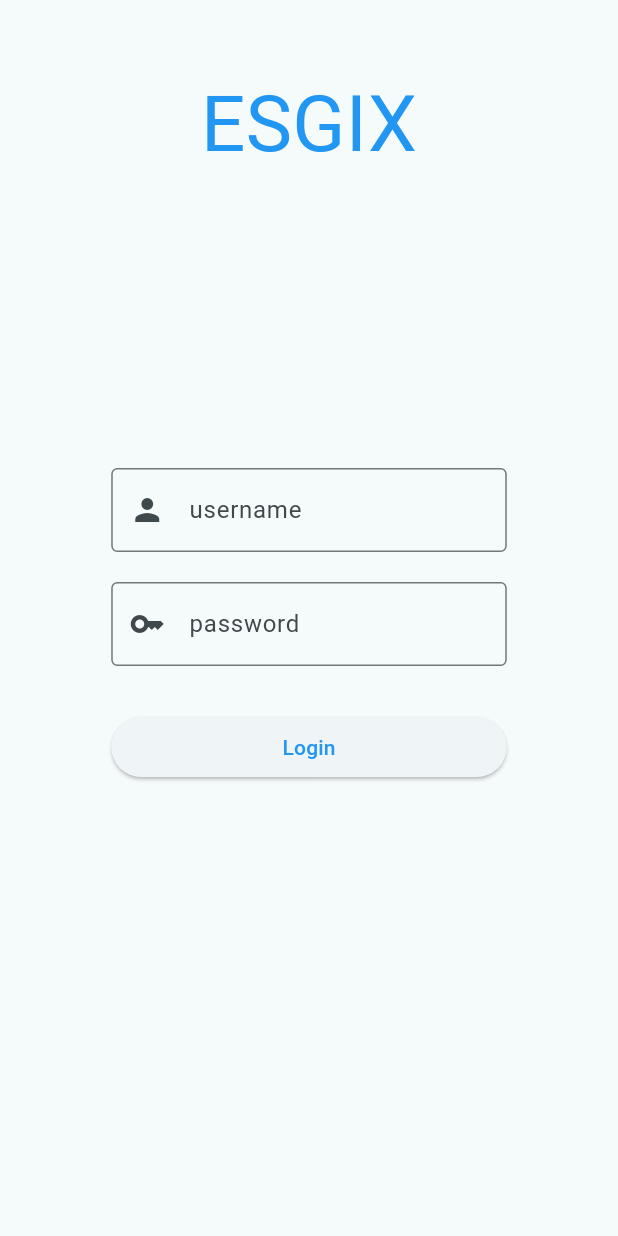
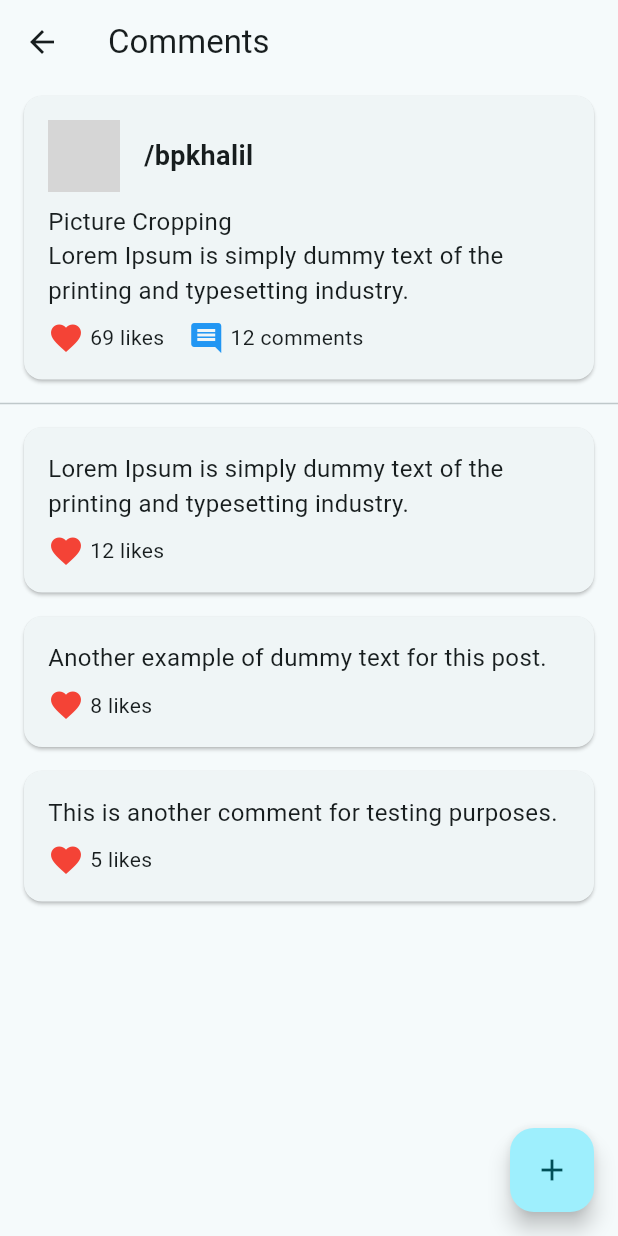
Before and after one commit to ESGI-5AL1/flutter-esgix, a Flutter app: the screen it shows after launch, on a phone screen of 412 x 824 dp. Run offline on Flutter 3.47's test engine with Material 3 defaults, Android fonts, the phone set to English and light mode, and no system bars; our stand-ins replace bloc, dio, equatable, flutter_bloc, flutter_dotenv; network calls fail; grey boxes are pictures that could not be loaded.

Commit message:
feat: comment details  with mocked repository

```diff
--- /dev/null
+++ b/lib/comment_screen/bloc/comment_bloc.dart
@@ -0,0 +1,29 @@
+import 'package:flutter_bloc/flutter_bloc.dart';
+import 'comment_event.dart';
+import 'comment_state.dart';
+import '../comment_repository.dart';
+
+class CommentBloc extends Bloc<CommentEvent, CommentState> {
+  final CommentRepository commentRepository;
+
+  CommentBloc(this.commentRepository) : super(CommentInitial()) {
+    on<LoadComments>((event, emit) async {
+      emit(CommentLoading());
+      try {
+        final comments = await commentRepository.fetchComments(event.postId);
+        emit(CommentLoaded(comments));
+      } catch (e) {
+        emit(CommentError("Failed to load comments"));
+      }
+    });
+
+    on<AddComment>((event, emit) async {
+      try {
+        await commentRepository.addComment(event.postId, event.content);
+        add(LoadComments(event.postId)); // Reload comments after adding
+      } catch (e) {
+        emit(CommentError("Failed to add comment"));
+      }
+    });
+  }
+}
--- /dev/null
+++ b/lib/comment_screen/bloc/comment_event.dart
@@ -0,0 +1,25 @@
+import 'package:equatable/equatable.dart';
+
+abstract class CommentEvent extends Equatable {
+  @override
+  List<Object> get props => [];
+}
+
+class LoadComments extends CommentEvent {
+  final String postId;
+
+  LoadComments(this.postId);
+
+  @override
+  List<Object> get props => [postId];
+}
+
+class AddComment extends CommentEvent {
+  final String postId;
+  final String content;
+
+  AddComment(this.postId, this.content);
+
+  @override
+  List<Object> get props => [postId, content];
+}
--- /dev/null
+++ b/lib/comment_screen/bloc/comment_state.dart
@@ -0,0 +1,31 @@
+import 'package:equatable/equatable.dart';
+
+
+import '../../shared/models/post.dart';
+
+abstract class CommentState extends Equatable {
+  @override
+  List<Object> get props => [];
+}
+
+class CommentInitial extends CommentState {}
+
+class CommentLoading extends CommentState {}
+
+class CommentLoaded extends CommentState {
+  final List<Post> comments;
+
+  CommentLoaded(this.comments);
+
+  @override
+  List<Object> get props => [comments];
+}
+
+class CommentError extends CommentState {
+  final String message;
+
+  CommentError(this.message);
+
+  @override
+  List<Object> get props => [message];
+}
--- /dev/null
+++ b/lib/comment_screen/comment_repository.dart
@@ -0,0 +1,45 @@
+import 'dart:convert';
+import 'package:http/http.dart' as http;
+import '../shared/models/post.dart';
+
+class CommentRepository {
+  final String baseUrl;
+  final String apiKey;
+
+  CommentRepository({required this.baseUrl, required this.apiKey}); // Utilisation de paramètres nommés
+
+  Future<List<Post>> fetchComments(String postId) async {
+    final response = await http.get(
+      Uri.parse('$baseUrl/posts?parent=$postId'),
+      headers: {
+        'x-api-key': apiKey,
+      },
+    );
+
+    if (response.statusCode == 200) {
+      final List data = json.decode(response.body);
+      return data.map((json) => Post.fromJson(json)).toList();
+    } else {
+      throw Exception('Failed to load comments');
+    }
+  }
+
+  Future<void> addComment(String postId, String content) async {
+    final response = await http.post(
+      Uri.parse('$baseUrl/posts'),
+      headers: {
+        'Content-Type': 'application/json',
+        'x-api-key': apiKey,
+      },
+      body: json.encode({
+        'parent': postId,
+        'content': content,
+      }),
+    );
+
+    if (response.statusCode != 201) {
+      throw Exception('Failed to add comment');
+    }
+  }
+
+}
--- /dev/null
+++ b/lib/comment_screen/comment_screen.dart
@@ -0,0 +1,67 @@
+import 'package:flutter/material.dart';
+import 'package:flutter_bloc/flutter_bloc.dart';
+import '../shared/models/post.dart';
+import '../shared/widgets/comment_card.dart';
+import '../shared/widgets/post_card.dart';
+import 'bloc/comment_bloc.dart';
+import 'bloc/comment_event.dart';
+import 'bloc/comment_state.dart';
+import 'comment_repository.dart';
+
+class CommentScreen extends StatelessWidget {
+  final Post post;
+  final CommentRepository commentRepository;
+
+  const CommentScreen({super.key, required this.post, required this.commentRepository});
+
+  @override
+  Widget build(BuildContext context) {
+    return BlocProvider(
+      create: (context) =>
+      CommentBloc(commentRepository)..add(LoadComments(post.id)),
+      child: Scaffold(
+        appBar: AppBar(
+          leading: IconButton(
+            icon: const Icon(Icons.arrow_back),
+            onPressed: () {
+              // Naviguer vers le feed (ajoutez une fois prêt)
+              Navigator.pop(context);
+            },
+          ),
+          title: const Text('Comments'),
+        ),
+        body: Column(
+          children: [
+            PostCard(post: post), // Affiche le post parent
+            Divider(),
+            Expanded(
+              child: BlocBuilder<CommentBloc, CommentState>(
+                builder: (context, state) {
+                  if (state is CommentLoading) {
+                    return const Center(child: CircularProgressIndicator());
+                  } else if (state is CommentLoaded) {
+                    return ListView.builder(
+                      itemCount: state.comments.length,
+                      itemBuilder: (context, index) {
+                        return CommentCard(comment: state.comments[index]);
+                      },
+                    );
+                  } else if (state is CommentError) {
+                    return Center(child: Text(state.message));
+                  }
+                  return const Center(child: Text('No comments yet.'));
+                },
+              ),
+            ),
+          ],
+        ),
+        floatingActionButton: FloatingActionButton(
+          onPressed: () {
+            // Ajoutez une action pour créer un nouveau commentaire
+          },
+          child: const Icon(Icons.add),
+        ),
+      ),
+    );
+  }
+}
--- /dev/null
+++ b/lib/comment_screen/mockcomment-repository.dart
@@ -0,0 +1,37 @@
+import '../shared/models/post.dart';
+import 'comment_repository.dart';
+
+class MockCommentRepository extends CommentRepository {
+  MockCommentRepository() : super(baseUrl: '', apiKey: '');
+
+  @override
+  Future<List<Post>> fetchComments(String postId) async {
+    // Simulez des données factices basées sur le postId
+    final fakeComments = [
+      const Post(
+        id: '2',
+        content: 'Lorem Ipsum is simply dummy text of the printing and typesetting industry.',
+        imageUrl: '',
+        parent: '1',
+        likes: 12,
+      ),
+      const Post(
+        id: '3',
+        content: 'Another example of dummy text for this post.',
+        imageUrl: '',
+        parent: '1',
+        likes: 8,
+      ),
+      const Post(
+        id: '4',
+        content: 'This is another comment for testing purposes.',
+        imageUrl: '',
+        parent: '1',
+        likes: 5,
+      ),
+    ];
+
+    // Retournez uniquement les commentaires correspondant à l'ID du post parent
+    return fakeComments.where((comment) => comment.parent == postId).toList();
+  }
+}
--- a/lib/main.dart
+++ b/lib/main.dart
@@ -1,21 +1,39 @@
+import 'package:esgix/comment_screen/comment_screen.dart';
 import 'package:esgix/login_screen/login_bloc/login_bloc.dart';
 import 'package:esgix/login_screen/login_screen.dart';
+import 'package:esgix/shared/models/post.dart';
 import 'package:flutter/material.dart';
 import 'package:flutter_bloc/flutter_bloc.dart';
 import 'package:flutter_dotenv/flutter_dotenv.dart';
+import 'package:http/http.dart';
+
+import 'comment_screen/comment_repository.dart';
+import 'comment_screen/mockcomment-repository.dart';
 
 
 void main() {
   dotenv.load(fileName: ".env");
-  runApp(const MyApp());
+  final commentRepository = MockCommentRepository();
+
+  runApp(MyApp(commentRepository: commentRepository));
 }
 
 class MyApp extends StatelessWidget {
-  const MyApp({super.key});
+  final CommentRepository commentRepository;
+  const MyApp({super.key, required this.commentRepository});
 
   // This widget is the root of your application.
   @override
   Widget build(BuildContext context) {
+    const fakePost = Post(
+      id: '1',
+      content: 'Picture Cropping\nLorem Ipsum is simply dummy text of the printing and typesetting industry.',
+      imageUrl: '',
+      parent: '',
+      likes: 69,
+    );
+
+
     return MaterialApp(
       title: 'Flutter Demo',
       theme: ThemeData(
@@ -28,7 +46,7 @@ class MyApp extends StatelessWidget {
             create: (context) => LoginBloc(),
           )
         ],
-        child: const LoginScreen(),
+        child: CommentScreen(post: fakePost, commentRepository: commentRepository ),
       ),
     );
   }
--- /dev/null
+++ b/lib/shared/widgets/comment_card.dart
@@ -0,0 +1,37 @@
+import 'package:flutter/cupertino.dart';
+import 'package:flutter/material.dart';
+
+import '../models/post.dart';
+
+class CommentCard extends StatelessWidget {
+  final Post comment;
+
+  const CommentCard({super.key, required this.comment});
+
+  @override
+  Widget build(BuildContext context) {
+    return Card(
+      margin: const EdgeInsets.symmetric(vertical: 8, horizontal: 16),
+      child: Padding(
+        padding: const EdgeInsets.all(16.0),
+        child: Column(
+          crossAxisAlignment: CrossAxisAlignment.start,
+          children: [
+            Text(
+              comment.content,
+              style: const TextStyle(fontSize: 16),
+            ),
+            const SizedBox(height: 8),
+            Row(
+              children: [
+                const Icon(Icons.favorite, color: Colors.red),
+                const SizedBox(width: 4),
+                Text('${comment.likes} likes'),
+              ],
+            ),
+          ],
+        ),
+      ),
+    );
+  }
+}
--- /dev/null
+++ b/lib/shared/widgets/post_card.dart
@@ -0,0 +1,55 @@
+import 'package:flutter/cupertino.dart';
+import 'package:flutter/material.dart';
+
+import '../models/post.dart';
+
+class PostCard extends StatelessWidget {
+  final Post post;
+
+  const PostCard({super.key, required this.post});
+
+  @override
+  Widget build(BuildContext context) {
+    return Card(
+      margin: const EdgeInsets.symmetric(vertical: 8, horizontal: 16),
+      child: Padding(
+        padding: const EdgeInsets.all(16.0),
+        child: Column(
+          crossAxisAlignment: CrossAxisAlignment.start,
+          children: [
+            Row(
+              children: [
+                CircleAvatar(
+                  backgroundImage: NetworkImage(post.imageUrl),
+                  radius: 24,
+                ),
+                const SizedBox(width: 16),
+                const Text(
+                  '/bpkhalil',
+                  style: TextStyle(fontSize: 18, fontWeight: FontWeight.bold),
+                ),
+              ],
+            ),
+            const SizedBox(height: 8),
+            Text(
+              post.content,
+              style: const TextStyle(fontSize: 16),
+            ),
+            const SizedBox(height: 8),
+            Row(
+              children: [
+                const Icon(Icons.favorite, color: Colors.red),
+                const SizedBox(width: 4),
+                Text('${post.likes} likes'),
+                const SizedBox(width: 16),
+                const Icon(Icons.comment, color: Colors.blue),
+                const SizedBox(width: 4),
+                const Text('12 comments'),
+              ],
+            ),
+          ],
+        ),
+      ),
+    );
+  }
+}
--- a/pubspec.yaml
+++ b/pubspec.yaml
@@ -34,6 +34,8 @@ dependencies:
   flutter_bloc: ^8.1.6
   dio: ^5.7.0
   flutter_dotenv: ^5.2.1
+  http: ^0.13.3
+  equatable: ^2.0.5
 
 
 
```
Also changed, not shown: pubspec.lock.
